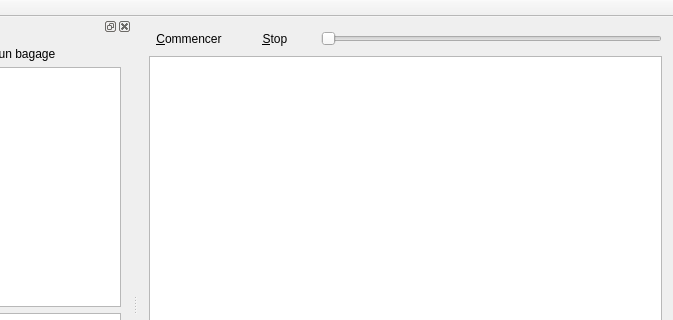
Old version of the form rsase/SGBag/ui/fenetreprincipale.ui in the repository padenot/usdp; both pictures show x 146 to 819 and y 0 to 320 of the 819 by 613 pixel window.
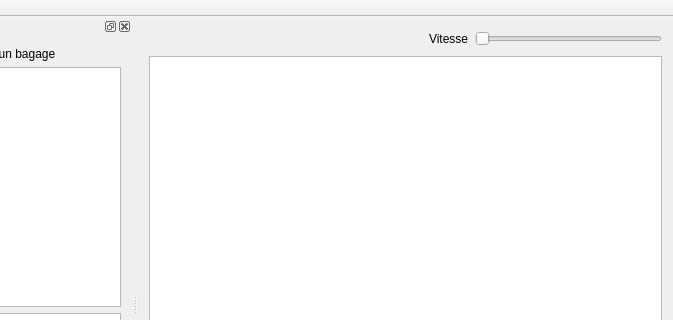
New version of the form. Icons and pictures are not drawn.

Commit message: ressources graphiques

The edit to the form file:
```diff
--- a/rsase/SGBag/ui/fenetreprincipale.ui
+++ b/rsase/SGBag/ui/fenetreprincipale.ui
@@ -24,8 +24,18 @@
        <layout class="QHBoxLayout" name="horizontalLayout">
         <item>
          <widget class="QPushButton" name="startButton">
+          <property name="sizePolicy">
+           <sizepolicy hsizetype="Minimum" vsizetype="Fixed">
+            <horstretch>0</horstretch>
+            <verstretch>0</verstretch>
+           </sizepolicy>
+          </property>
           <property name="text">
-           <string>&amp;Commencer</string>
+           <string/>
+          </property>
+          <property name="icon">
+           <iconset resource="../images.qrc">
+            <normaloff>:/icones/play</normaloff>:/icones/play</iconset>
           </property>
           <property name="checkable">
            <bool>false</bool>
@@ -38,13 +48,37 @@
         <item>
          <widget class="QPushButton" name="stopButton">
           <property name="text">
-           <string>&amp;Stop</string>
+           <string/>
+          </property>
+          <property name="icon">
+           <iconset resource="../images.qrc">
+            <normaloff>:/icones/pause</normaloff>:/icones/pause</iconset>
           </property>
           <property name="flat">
            <bool>true</bool>
           </property>
          </widget>
         </item>
+        <item>
+         <spacer name="horizontalSpacer">
+          <property name="orientation">
+           <enum>Qt::Horizontal</enum>
+          </property>
+          <property name="sizeHint" stdset="0">
+           <size>
+            <width>40</width>
+            <height>20</height>
+           </size>
+          </property>
+         </spacer>
+        </item>
+        <item>
+         <widget class="QLabel" name="label">
+          <property name="text">
+           <string>Vitesse</string>
+          </property>
+         </widget>
+        </item>
         <item>
          <widget class="QSlider" name="speedSlider">
           <property name="orientation">
```
Left out of the diff: 6 changed lines with no effect on the pictures. The commit also changes 2 other files.
